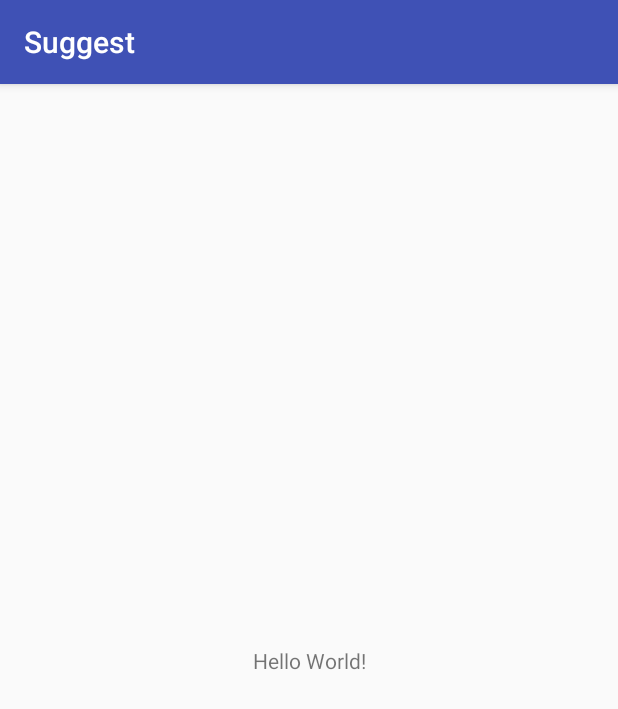
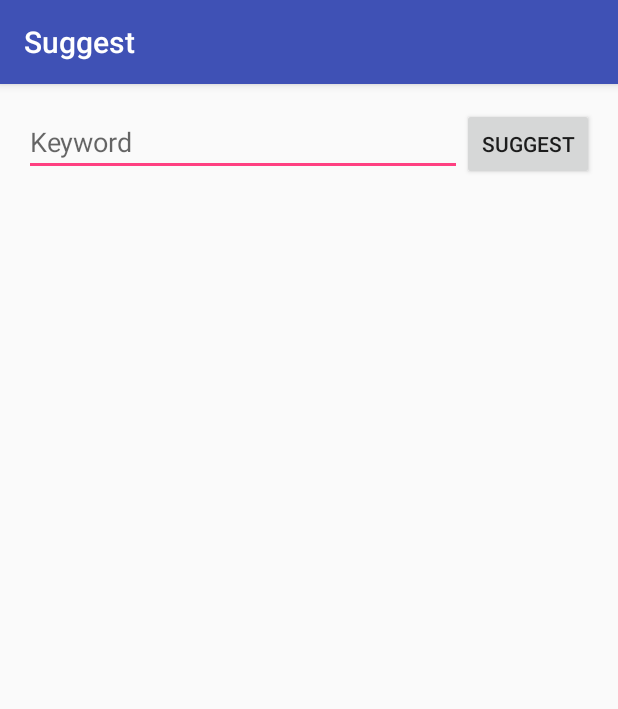
Before and after one commit to thtitech/Suggest, an Android app: the screen it shows after launch (MainActivity), on a phone screen of 412 x 824 dp. Shown: the top 709 px of the screen. Run offline under Robolectric (Android 15) with nearby library versions, the phone set to English and light mode, and no system bars.

```diff
--- a/app/src/main/AndroidManifest.xml
+++ b/app/src/main/AndroidManifest.xml
@@ -1,6 +1,8 @@
 <?xml version="1.0" encoding="utf-8"?>
 <manifest xmlns:android="http://schemas.android.com/apk/res/android"
           package="jp.ac.titech.itpro.sdl.suggest">
+
+    <uses-permission android:name="android.permission.INTERNET"/>
 
     <application
         android:allowBackup="true"
--- a/app/src/main/res/layout/activity_main.xml
+++ b/app/src/main/res/layout/activity_main.xml
@@ -1,19 +1,40 @@
 <?xml version="1.0" encoding="utf-8"?>
-<android.support.constraint.ConstraintLayout
+<LinearLayout
     xmlns:android="http://schemas.android.com/apk/res/android"
-    xmlns:app="http://schemas.android.com/apk/res-auto"
     xmlns:tools="http://schemas.android.com/tools"
     android:layout_width="match_parent"
     android:layout_height="match_parent"
+    android:paddingBottom="@dimen/activity_vertical_margin"
+    android:paddingLeft="@dimen/activity_horizontal_margin"
+    android:paddingRight="@dimen/activity_horizontal_margin"
+    android:paddingTop="@dimen/activity_vertical_margin"
+    android:orientation="vertical"
     tools:context="jp.ac.titech.itpro.sdl.suggest.MainActivity">
 
-    <TextView
-        android:layout_width="wrap_content"
+    <LinearLayout
+        android:layout_width="match_parent"
         android:layout_height="wrap_content"
-        android:text="Hello World!"
-        app:layout_constraintBottom_toBottomOf="parent"
-        app:layout_constraintLeft_toLeftOf="parent"
-        app:layout_constraintRight_toRightOf="parent"
-        app:layout_constraintTop_toTopOf="parent"/>
+        android:orientation="horizontal">
 
-</android.support.constraint.ConstraintLayout>
+        <EditText
+            android:id="@+id/input_text"
+            android:layout_width="0dp"
+            android:layout_height="wrap_content"
+            android:layout_weight="1"
+            android:hint="@string/input_text_hint"/>
+
+        <Button
+            android:id="@+id/suggest_button"
+            android:layout_width="wrap_content"
+            android:layout_height="wrap_content"
+            android:text="@string/suggest_button_label"/>
+
+    </LinearLayout>
+
+    <ListView
+        android:id="@+id/result_list"
+        android:layout_width="match_parent"
+        android:layout_height="0dp"
+        android:layout_weight="1"/>
+
+</LinearLayout>
--- /dev/null
+++ b/app/src/main/res/values/dimens.xml
@@ -0,0 +1,4 @@
+<resources>
+    <dimen name="activity_horizontal_margin">16dp</dimen>
+    <dimen name="activity_vertical_margin">16dp</dimen>
+</resources>
--- a/app/src/main/res/values/strings.xml
+++ b/app/src/main/res/values/strings.xml
@@ -1,3 +1,7 @@
 <resources>
     <string name="app_name">Suggest</string>
+    <string name="suggest_button_label">Suggest</string>
+    <string name="input_text_hint">Keyword</string>
+    <string name="no_suggestions">No suggestions</string>
+    <string name="suggest_url">http://google.com/complete/search?hl=ja&amp;ie=utf_8&amp;oe=utf_8&amp;output=toolbar&amp;q=%s</string>
 </resources>
```
Also changed, not shown: app/src/main/java/jp/ac/titech/itpro/sdl/suggest/MainActivity.java (+108 -0 lines).
